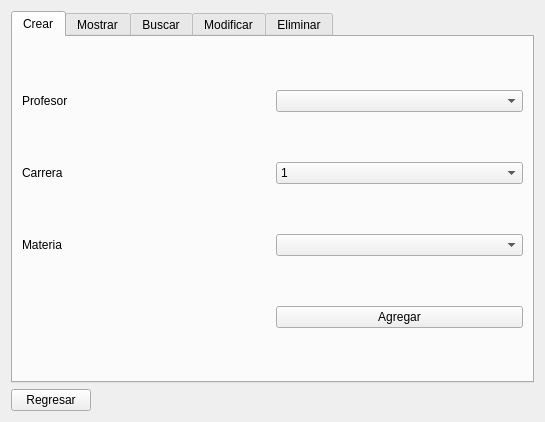
alexVillasenor/SEDDII, file Proyecto/menudisponibilidad.ui: the form before one commit.
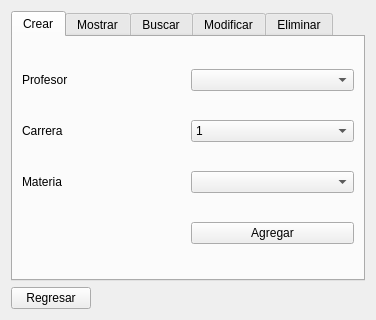
The form after the commit.

```diff
--- a/Proyecto/menudisponibilidad.ui
+++ b/Proyecto/menudisponibilidad.ui
@@ -6,8 +6,8 @@
    <rect>
     <x>0</x>
     <y>0</y>
-    <width>545</width>
-    <height>422</height>
+    <width>376</width>
+    <height>320</height>
    </rect>
   </property>
   <property name="windowTitle">
```
Left out of the diff: 76 changed lines with no effect on the pictures.
